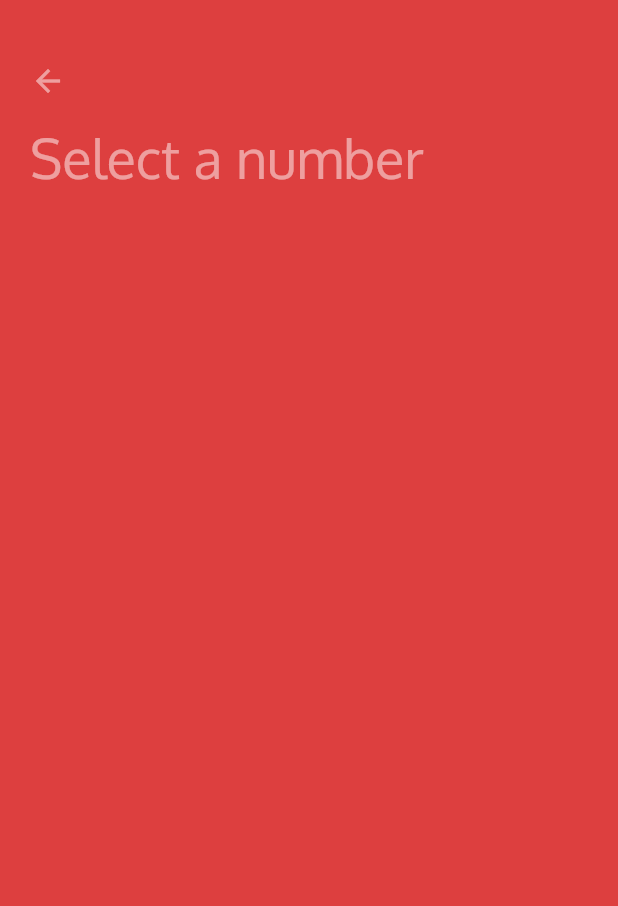
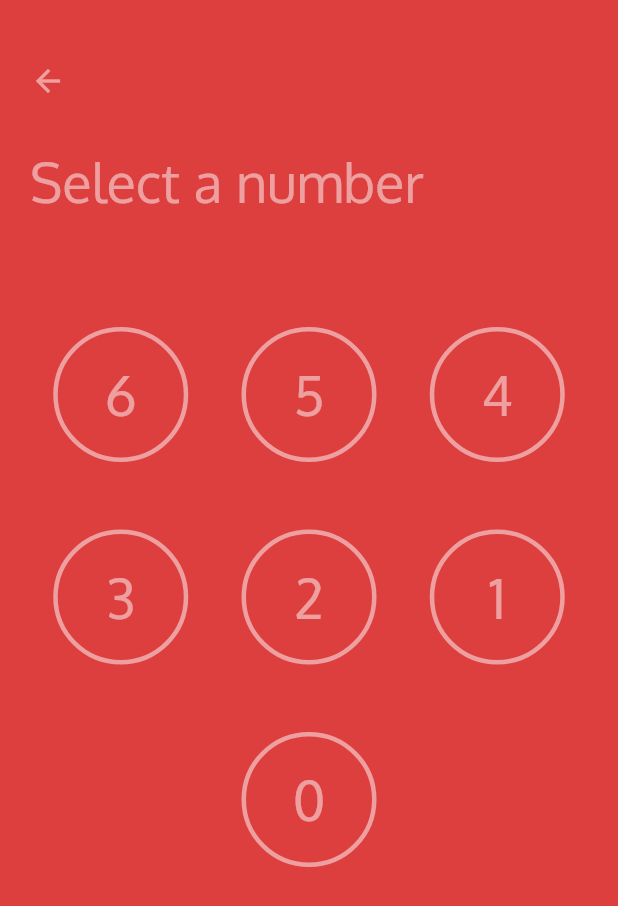
Before and after one commit to sivaperumal644/hand_cricket_flutter, a Flutter app: the TossSelection screen opened directly, on a phone screen of 412 x 824 dp. Shown: the top 906 px of the screen. Run offline on Flutter 3.47's test engine with Material 2 defaults, Android fonts, the phone set to English and light mode, and no system bars; our stand-ins replace toast.

Commit message:
toss_page implemented.

```diff
--- /dev/null
+++ b/lib/buttons/input_button.dart
@@ -0,0 +1,21 @@
+import 'package:flutter/material.dart';
+
+Widget inputButton(input) {
+  return Container(
+    width: 90,
+    height: 90,
+    decoration: BoxDecoration(
+        borderRadius: BorderRadius.circular(80),
+        border:
+            Border.all(color: Color.fromRGBO(255, 255, 255, 0.5), width: 3)),
+    child: Center(
+      child: Text(
+        input,
+        style: TextStyle(
+            fontSize: 36,
+            fontFamily: 'Oxygen',
+            color: Color.fromRGBO(255, 255, 255, 0.5)),
+      ),
+    ),
+  );
+}
--- a/lib/toss_selection.dart
+++ b/lib/toss_selection.dart
@@ -1,5 +1,6 @@
 import 'package:flutter/material.dart';
-import 'buttons/button.dart';
+import 'buttons/input_button.dart';
+import 'tossing_page.dart';
 
 class TossSelection extends StatelessWidget {
   @override
@@ -10,13 +11,60 @@ class TossSelection extends StatelessWidget {
             crossAxisAlignment: CrossAxisAlignment.start,
             children: <Widget>[
               Padding(
-            padding: const EdgeInsets.only(top:42.0, left: 20.0),
-            child: Icon(Icons.arrow_back, color: Color.fromRGBO(255, 255, 255, 0.5)),
+                padding: const EdgeInsets.only(top: 42.0, left: 20.0),
+                child: InkWell(
+                  onTap: () {
+                    Navigator.pop(context);
+                  },
+                  child: Icon(Icons.arrow_back,
+                      color: Color.fromRGBO(255, 255, 255, 0.5)),
+                ),
               ),
               Padding(
-            padding: const EdgeInsets.only(top:16.0, left: 20.0),
-            child: Text('Select a number', style: TextStyle(color: Color.fromRGBO(255, 255, 255, 0.5), fontFamily: 'Oxygen', fontSize: 36),),
+                padding: const EdgeInsets.only(top: 32.0, left: 20.0),
+                child: Text(
+                  'Select a number',
+                  style: TextStyle(
+                      color: Color.fromRGBO(255, 255, 255, 0.5),
+                      fontFamily: 'Oxygen',
+                      fontSize: 36),
                 ),
+              ),
+              Padding(
+                padding: const EdgeInsets.only(top: 75.0),
+                child: Row(
+                  mainAxisAlignment: MainAxisAlignment.spaceEvenly,
+                  children: <Widget>[
+                    InkWell(onTap:(){
+                      Navigator.push(context, MaterialPageRoute(
+                        builder: (context) => TossingPage()
+                      ));
+                    },child: inputButton('6'), borderRadius: BorderRadius.circular(40)),
+                    InkWell(onTap:(){},child: inputButton('5'), borderRadius: BorderRadius.circular(40)),
+                    InkWell(onTap:(){},child: inputButton('4'), borderRadius: BorderRadius.circular(40))
+                  ],
+                ),
+              ),
+              Padding(
+                padding: const EdgeInsets.only(top: 45.0),
+                child: Row(
+                  mainAxisAlignment: MainAxisAlignment.spaceEvenly,
+                  children: <Widget>[
+                    InkWell(onTap:(){},child: inputButton('3'), borderRadius: BorderRadius.circular(40)),
+                    InkWell(onTap:(){},child: inputButton('2'), borderRadius: BorderRadius.circular(40)),
+                    InkWell(onTap:(){},child: inputButton('1'), borderRadius: BorderRadius.circular(40)),
+                  ],
+                ),
+              ),
+              Padding(
+                padding: const EdgeInsets.only(top: 45.0),
+                child: Row(
+                  mainAxisAlignment: MainAxisAlignment.spaceEvenly,
+                  children: <Widget>[
+                    InkWell(onTap:(){},child: inputButton('0'), borderRadius: BorderRadius.circular(40)),
+                  ],
+                ),
+              )
             ]));
   }
 }
```
Also changed, not shown: lib/home_screen.dart (+18 -12 lines), lib/toss.dart (+6 -2 lines), lib/tossing_page.dart (added, +46 -0 lines). Lines whose indentation alone changed are shown as unchanged.
